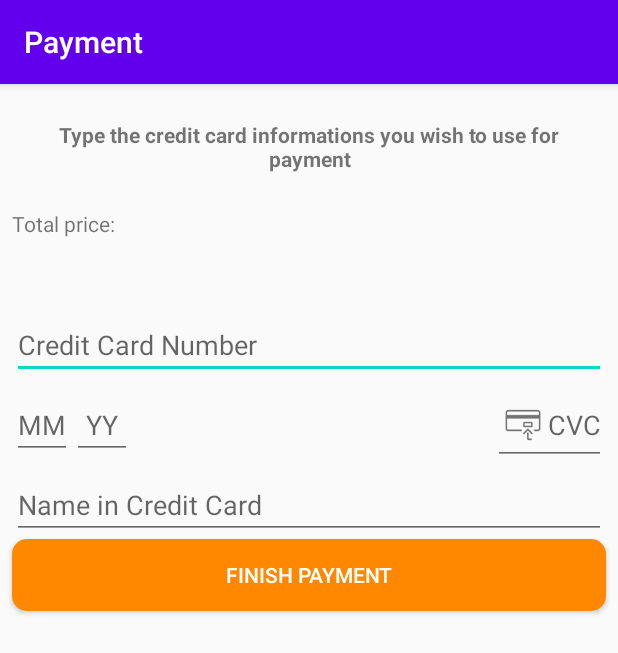
After one commit to MimMarcelo/alura-android-layout, an Android app: the PaymentActivity screen opened directly, with no data from a screen before it, on a phone screen of 412 x 824 dp. The commit adds this screen. Shown: the top 653 px of the screen. Run offline under Robolectric (Android 15) with nearby library versions, the phone set to English and light mode, and no system bars; 2 statements that could not run were skipped.

Commit message:
Criada activity de confirmação de pagamento

```diff
--- a/app/src/main/AndroidManifest.xml
+++ b/app/src/main/AndroidManifest.xml
@@ -9,7 +9,8 @@
         android:roundIcon="@mipmap/ic_launcher_round"
         android:supportsRtl="true"
         android:theme="@style/AppTheme">
-        <activity android:name=".ui.activity.TripResumeActivity"></activity>
+        <activity android:name=".ui.activity.PaymentActivity"></activity>
+        <activity android:name=".ui.activity.TripResumeActivity" />
         <activity android:name=".ui.activity.TripListActivity">
             <intent-filter>
                 <action android:name="android.intent.action.MAIN" />
--- /dev/null
+++ b/app/src/main/java/com/mimmarcelo/aluraviagens/ui/activity/PaymentActivity.java
@@ -0,0 +1,46 @@
+package com.mimmarcelo.aluraviagens.ui.activity;
+
+import androidx.appcompat.app.AppCompatActivity;
+
+import android.os.Bundle;
+import android.view.View;
+import android.widget.TextView;
+import android.widget.Toast;
+
+import com.mimmarcelo.aluraviagens.M;
+import com.mimmarcelo.aluraviagens.R;
+import com.mimmarcelo.aluraviagens.model.Trip;
+
+public class PaymentActivity extends AppCompatActivity {
+
+    private Trip trip;
+    private TextView price;
+
+    @Override
+    protected void onCreate(Bundle savedInstanceState) {
+        super.onCreate(savedInstanceState);
+        setContentView(R.layout.activity_payment);
+        setTitle(R.string.header_of_payment_activity);
+
+        getViews();
+        this.trip = checkTrip();
+        bindViews();
+    }
+
+    private void bindViews() {
+        price.setText(trip.getPriceResource());
+    }
+
+    private void getViews() {
+        this.price = findViewById(R.id.txt_trip_price);
+    }
+
+    private Trip checkTrip() {
+        if(!getIntent().hasExtra(M.extra.trip_obj)){
+            Toast.makeText(this, "Trip data was not send", Toast.LENGTH_LONG).show();
+            finish();
+        }
+        return (Trip) getIntent().getSerializableExtra(M.extra.trip_obj);
+    }
+
+}
--- a/app/src/main/java/com/mimmarcelo/aluraviagens/ui/activity/TripResumeActivity.java
+++ b/app/src/main/java/com/mimmarcelo/aluraviagens/ui/activity/TripResumeActivity.java
@@ -1,6 +1,9 @@
 package com.mimmarcelo.aluraviagens.ui.activity;
 
+import android.content.Intent;
 import android.os.Bundle;
+import android.view.View;
+import android.widget.Button;
 import android.widget.ImageView;
 import android.widget.TextView;
 import android.widget.Toast;
@@ -11,13 +14,16 @@ import com.mimmarcelo.aluraviagens.M;
 import com.mimmarcelo.aluraviagens.R;
 import com.mimmarcelo.aluraviagens.model.Trip;
 
-public class TripResumeActivity extends AppCompatActivity {
+public class TripResumeActivity extends AppCompatActivity implements View.OnClickListener {
+
+    private Trip trip;
 
     public ImageView image;
     public TextView local;
     public TextView days;
     public TextView price;
     private TextView period;
+    private Button btnPayment;
 
     @Override
     protected void onCreate(Bundle savedInstanceState) {
@@ -26,8 +32,8 @@ public class TripResumeActivity extends AppCompatActivity {
         setTitle(R.string.header_of_resume_activity);
 
         getViews();
-        Trip trip = checkTrip();
-        bindViews(trip);
+        this.trip = checkTrip();
+        bindViews();
     }
 
     private Trip checkTrip() {
@@ -38,12 +44,13 @@ public class TripResumeActivity extends AppCompatActivity {
         return (Trip) getIntent().getSerializableExtra(M.extra.trip_obj);
     }
 
-    private void bindViews(Trip trip) {
+    private void bindViews() {
         image.setImageResource(trip.getImageResource(this));
         local.setText(trip.getLocal());
         days.setText(trip.getDaysResource());
         price.setText(trip.getPriceResource());
         period.setText(trip.getPeriodResource());
+        btnPayment.setOnClickListener(this);
     }
 
     private void getViews() {
@@ -52,5 +59,14 @@ public class TripResumeActivity extends AppCompatActivity {
         this.days = findViewById(R.id.txt_trip_days);
         this.price = findViewById(R.id.txt_trip_price);
         this.period = findViewById(R.id.txt_trip_period);
+        this.btnPayment = findViewById(R.id.btn_make_payment);
+    }
+
+    @Override
+    public void onClick(View v) {
+        Intent intent = new Intent(this, PaymentActivity.class);
+        intent.putExtra(M.extra.trip_obj, trip);
+        startActivity(intent);
+        finish();
     }
 }
--- /dev/null
+++ b/app/src/main/res/layout/activity_payment.xml
@@ -0,0 +1,111 @@
+<?xml version="1.0" encoding="utf-8"?>
+<androidx.constraintlayout.widget.ConstraintLayout xmlns:android="http://schemas.android.com/apk/res/android"
+    xmlns:app="http://schemas.android.com/apk/res-auto"
+    xmlns:tools="http://schemas.android.com/tools"
+    android:layout_width="match_parent"
+    android:layout_height="match_parent">
+
+    <TextView
+        android:id="@+id/txt_explanation_payment_activity"
+        android:layout_width="0dp"
+        android:layout_height="wrap_content"
+        android:layout_margin="@dimen/margin_large"
+        android:text="@string/explanation_at_payment_activity"
+        android:textAlignment="center"
+        android:textStyle="bold"
+        app:layout_constraintEnd_toEndOf="parent"
+        app:layout_constraintStart_toStartOf="parent"
+        app:layout_constraintTop_toTopOf="parent" />
+
+    <TextView
+        android:id="@+id/txt_total_price"
+        android:layout_width="wrap_content"
+        android:layout_height="wrap_content"
+        android:layout_marginStart="@dimen/margin_small"
+        android:layout_marginTop="@dimen/margin_large"
+        android:text="@string/total_price"
+        app:layout_constraintStart_toStartOf="parent"
+        app:layout_constraintTop_toBottomOf="@+id/txt_explanation_payment_activity" />
+
+    <TextView
+        android:id="@+id/txt_trip_price"
+        android:layout_width="wrap_content"
+        android:layout_height="wrap_content"
+        android:layout_marginTop="@dimen/margin_small"
+        android:textColor="@android:color/holo_green_light"
+        android:textSize="@dimen/text_extra_large"
+        app:layout_constraintStart_toStartOf="@+id/txt_total_price"
+        app:layout_constraintTop_toBottomOf="@+id/txt_total_price"
+        tools:text="R$ 250.50" />
+
+    <EditText
+        android:id="@+id/edt_credit_card_number"
+        android:layout_width="0dp"
+        android:layout_height="wrap_content"
+        android:layout_margin="@dimen/margin_small"
+        android:hint="@string/hint_credit_card_number"
+        android:inputType="number"
+        android:maxLength="12"
+        app:layout_constraintEnd_toEndOf="parent"
+        app:layout_constraintStart_toStartOf="parent"
+        app:layout_constraintTop_toBottomOf="@id/txt_trip_price" />
+
+    <EditText
+        android:id="@+id/edt_credit_card_month"
+        android:layout_width="40dp"
+        android:layout_height="wrap_content"
+        android:layout_marginTop="@dimen/margin_small"
+        android:hint="@string/hint_credit_card_month"
+        android:inputType="number"
+        android:maxLength="2"
+        android:textAlignment="center"
+        app:layout_constraintStart_toStartOf="@id/edt_credit_card_number"
+        app:layout_constraintTop_toBottomOf="@id/edt_credit_card_number" />
+
+    <EditText
+        android:id="@+id/edt_credit_card_year"
+        android:layout_width="40dp"
+        android:layout_height="wrap_content"
+        android:layout_marginTop="@dimen/margin_small"
+        android:hint="@string/hint_credit_card_year"
+        android:inputType="number"
+        android:maxLength="2"
+        android:textAlignment="center"
+        app:layout_constraintStart_toEndOf="@+id/edt_credit_card_month"
+        app:layout_constraintTop_toBottomOf="@id/edt_credit_card_number" />
+
+    <EditText
+        android:id="@+id/edt_credit_card_cvc"
+        android:layout_width="wrap_content"
+        android:layout_height="wrap_content"
+        android:drawableStart="@drawable/ic_cvc_cartao_de_credito"
+        android:hint="@string/hint_cvc"
+        android:inputType="number"
+        android:maxLength="3"
+        android:textAlignment="textEnd"
+        app:layout_constraintBaseline_toBaselineOf="@+id/edt_credit_card_year"
+        app:layout_constraintEnd_toEndOf="@id/edt_credit_card_number" />
+
+    <EditText
+        android:id="@+id/edt_credit_card_name"
+        android:layout_width="0dp"
+        android:layout_height="wrap_content"
+        android:layout_marginTop="@dimen/margin_small"
+        android:hint="@string/hint_name_in_credit_card"
+        android:inputType="textCapWords"
+        app:layout_constraintEnd_toEndOf="@id/edt_credit_card_cvc"
+        app:layout_constraintStart_toStartOf="@id/edt_credit_card_month"
+        app:layout_constraintTop_toBottomOf="@id/edt_credit_card_month" />
+
+    <Button
+        android:id="@+id/btn_finish_payment"
+        android:layout_width="0dp"
+        android:layout_height="wrap_content"
+        android:background="@drawable/btn_rounded_orange"
+        android:text="@string/btn_finish_payment"
+        android:textColor="@android:color/white"
+        app:layout_constraintEnd_toEndOf="@id/edt_credit_card_name"
+        app:layout_constraintStart_toStartOf="@id/edt_credit_card_name"
+        app:layout_constraintTop_toBottomOf="@id/edt_credit_card_name" />
+
+</androidx.constraintlayout.widget.ConstraintLayout>
--- a/app/src/main/res/layout/activity_trip_list.xml
+++ b/app/src/main/res/layout/activity_trip_list.xml
@@ -22,7 +22,7 @@
         android:layout_height="wrap_content"
         android:layout_marginStart="@dimen/margin_large"
         android:layout_marginTop="@dimen/margin_large"
-        android:text="@string/header_list_trips_activity"
+        android:text="@string/header_of_list_trips_activity"
         android:textColor="@android:color/white"
         android:textSize="@dimen/text_extra_large"
         app:layout_constraintStart_toStartOf="parent"
--- a/app/src/main/res/values/strings.xml
+++ b/app/src/main/res/values/strings.xml
@@ -1,6 +1,8 @@
 <resources>
     <string name="app_name">MIM: Alura Trips</string>
-    <string name="header_list_trips_activity">Specials</string>
+    <string name="header_of_list_trips_activity">Specials</string>
+    <string name="header_of_resume_activity">Trip Resume</string>
+    <string name="header_of_payment_activity">Payment</string>
     <string name="brazil">Brazil</string>
     <string name="banner_background_image_description">Banner background image</string>
     <string name="city_sao_paulo">São Paulo</string>
@@ -8,8 +10,15 @@
     <string name="trip_days">2 days</string>
     <string name="trip_price">R$ 233.99</string>
     <string name="trip_list_header">Trips</string>
-    <string name="header_of_resume_activity">Trip Resume</string>
     <string name="illustrative_image_from_city">Illustrative image from city</string>
     <string name="final_price">Final price:</string>
     <string name="btn_make_payment">Make Payment</string>
+    <string name="explanation_at_payment_activity">Type the credit card informations you wish to use for payment</string>
+    <string name="total_price">Total price:</string>
+    <string name="hint_credit_card_number">Credit Card Number</string>
+    <string name="hint_credit_card_month">MM</string>
+    <string name="hint_credit_card_year">YY</string>
+    <string name="hint_cvc">CVC</string>
+    <string name="hint_name_in_credit_card">Name in Credit Card</string>
+    <string name="btn_finish_payment">Finish Payment</string>
 </resources>
```
Also changed, not shown: app/src/main/res/drawable-hdpi/ic_cvc_cartao_de_credito.png (added), app/src/main/res/drawable-mdpi/ic_cvc_cartao_de_credito.png (added), app/src/main/res/drawable-xhdpi/ic_cvc_cartao_de_credito.png (added), app/src/main/res/drawable-xxhdpi/ic_cvc_cartao_de_credito.png (added), app/src/main/res/drawable-xxxhdpi/ic_cvc_cartao_de_credito.png (added).
